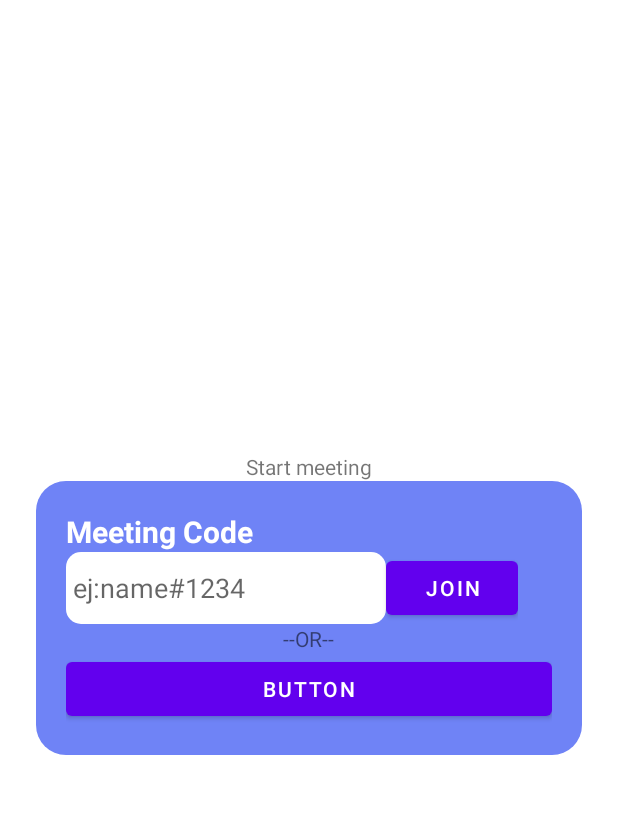
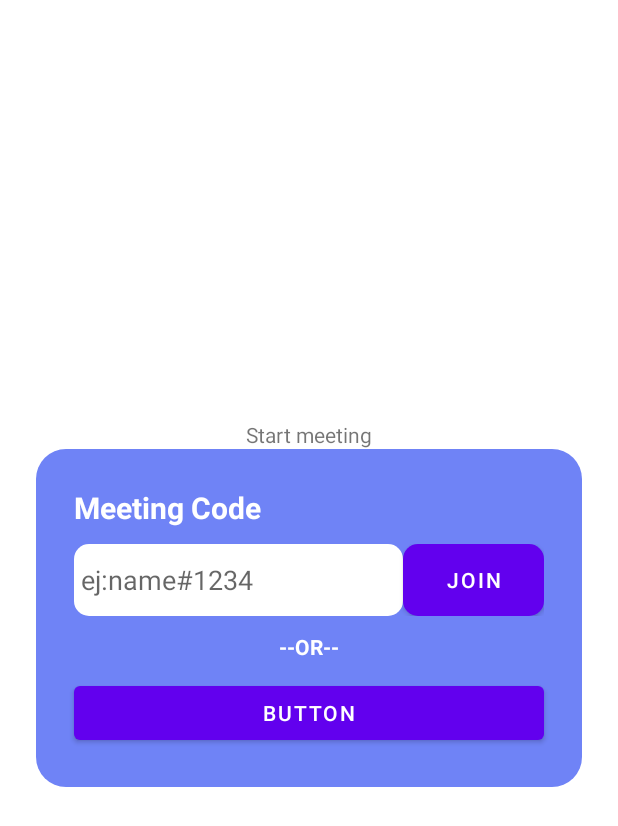
Before and after one commit to tipeXwins/tipexlunch, an Android app: the layout main_fragment.xml on its own in the app's theme, with its tools: preview values and no code run, on a phone screen of 412 x 824 dp. Shown: the top 826 px of the screen. Run offline under Robolectric (Android 15) with nearby library versions, the phone set to English and light mode, and no system bars.

Commit message:
version con margenes en resources, a partir ahora los margenes se podnran en el apartado resources.

```diff
--- a/app/src/main/res/layout/main_fragment.xml
+++ b/app/src/main/res/layout/main_fragment.xml
@@ -39,6 +39,7 @@
                 android:id="@+id/textView3"
                 android:layout_width="wrap_content"
                 android:layout_height="wrap_content"
+                android:layout_margin="@dimen/def"
                 android:layout_weight="1"
                 android:text="Meeting Code"
                 android:textColor="#FFFFFF"
@@ -46,14 +47,15 @@
                 android:textStyle="bold" />
 
             <LinearLayout
-                android:layout_width="wrap_content"
+                android:layout_width="match_parent"
                 android:layout_height="match_parent"
+                android:layout_margin="@dimen/def"
                 android:orientation="horizontal">
 
                 <EditText
 
                     android:id="@+id/editTextTextPersonName3"
-                    android:layout_width="match_parent"
+                    android:layout_width="wrap_content"
                     android:layout_height="match_parent"
                     android:layout_weight="1"
                     android:background="@drawable/roundedsquarehijo"
@@ -68,6 +70,7 @@
                     android:layout_width="wrap_content"
                     android:layout_height="match_parent"
                     android:layout_weight="1"
+                    android:background="@drawable/roundedsquarehijo"
                     android:text="@string/join" />
 
             </LinearLayout>
@@ -77,14 +80,18 @@
                 android:layout_width="wrap_content"
                 android:layout_height="wrap_content"
                 android:layout_gravity="center"
+                android:layout_margin="@dimen/def"
                 android:layout_weight="2"
                 android:justificationMode="inter_word"
-                android:text="--OR--" />
+                android:text="--OR--"
+                android:textColor="@color/white"
+                android:textStyle="bold" />
 
             <Button
                 android:id="@+id/button3"
                 android:layout_width="match_parent"
                 android:layout_height="wrap_content"
+                android:layout_margin="@dimen/def"
                 android:layout_weight="1"
                 android:text="Button" />
 
--- /dev/null
+++ b/app/src/main/res/values/margins.xml
@@ -0,0 +1,8 @@
+<?xml version="1.0" encoding="utf-8"?>
+<resources>
+
+    <dimen name="def">5dp</dimen>
+
+
+
+</resources>
```
